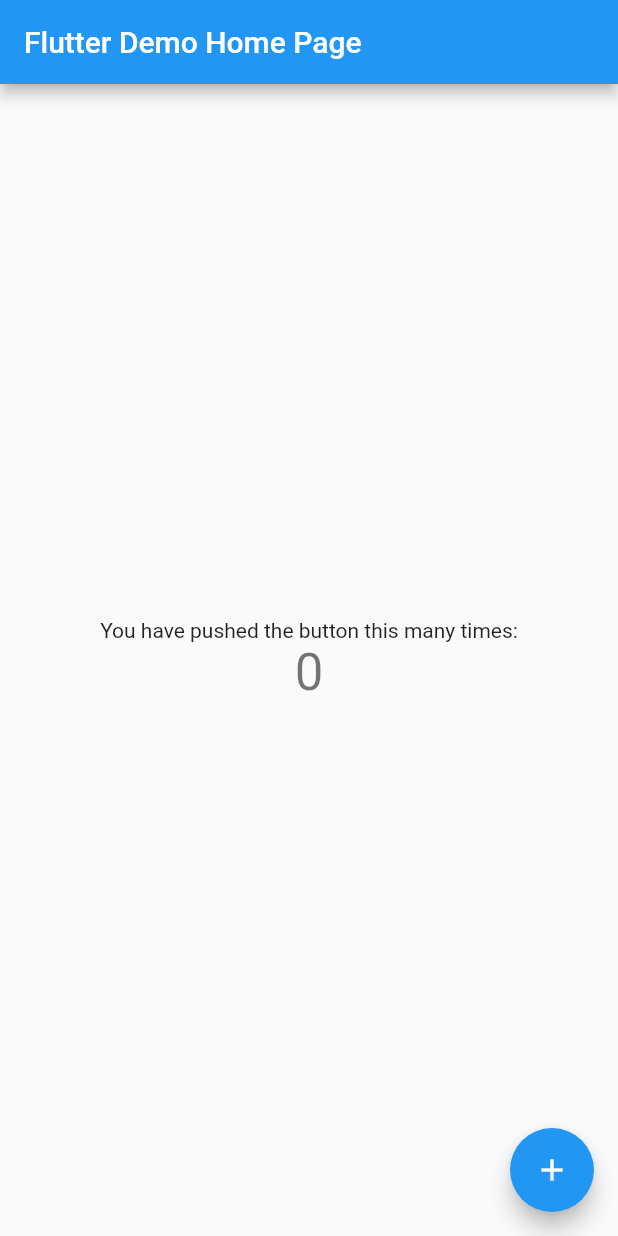
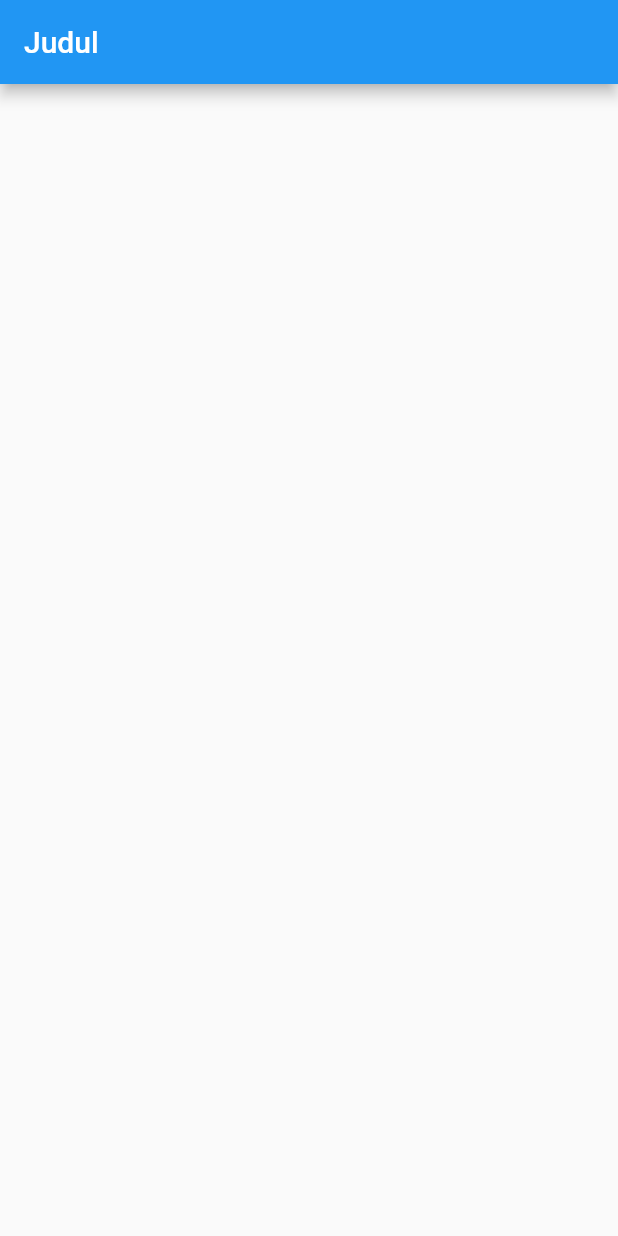
Before and after one commit to ramaditoferdian/Invent-APP-RPLGDC, a Flutter app: the screen it shows after launch, on a phone screen of 412 x 824 dp. Run offline on Flutter 3.47's test engine with Material 2 defaults, Android fonts, the phone set to English and light mode, and no system bars.

Commit message:
Update Coba

```diff
--- a/lib/main.dart
+++ b/lib/main.dart
@@ -10,104 +10,27 @@ class MyApp extends StatelessWidget {
   Widget build(BuildContext context) {
     return MaterialApp(
       title: 'Flutter Demo',
-      theme: ThemeData(
-        // This is the theme of your application.
-        //
-        // Try running your application with "flutter run". You'll see the
-        // application has a blue toolbar. Then, without quitting the app, try
-        // changing the primarySwatch below to Colors.green and then invoke
-        // "hot reload" (press "r" in the console where you ran "flutter run",
-        // or simply save your changes to "hot reload" in a Flutter IDE).
-        // Notice that the counter didn't reset back to zero; the application
-        // is not restarted.
-        primarySwatch: Colors.blue,
-      ),
-      home: MyHomePage(title: 'Flutter Demo Home Page'),
+
+      home: MyHomePage(),
     );
   }
 }
 
 class MyHomePage extends StatefulWidget {
-  MyHomePage({Key? key, required this.title}) : super(key: key);
-
-  // This widget is the home page of your application. It is stateful, meaning
-  // that it has a State object (defined below) that contains fields that affect
-  // how it looks.
-
-  // This class is the configuration for the state. It holds the values (in this
-  // case the title) provided by the parent (in this case the App widget) and
-  // used by the build method of the State. Fields in a Widget subclass are
-  // always marked "final".
-
-  final String title;
+  const MyHomePage({Key? key}) : super(key: key);
 
   @override
   _MyHomePageState createState() => _MyHomePageState();
 }
 
 class _MyHomePageState extends State<MyHomePage> {
-  int _counter = 0;
-
-  void _incrementCounter() {
-    setState(() {
-      // This call to setState tells the Flutter framework that something has
-      // changed in this State, which causes it to rerun the build method below
-      // so that the display can reflect the updated values. If we changed
-      // _counter without calling setState(), then the build method would not be
-      // called again, and so nothing would appear to happen.
-      _counter++;
-    });
-  }
-
   @override
   Widget build(BuildContext context) {
-    // This method is rerun every time setState is called, for instance as done
-    // by the _incrementCounter method above.
-    //
-    // The Flutter framework has been optimized to make rerunning build methods
-    // fast, so that you can just rebuild anything that needs updating rather
-    // than having to individually change instances of widgets.
     return Scaffold(
       appBar: AppBar(
-        // Here we take the value from the MyHomePage object that was created by
-        // the App.build method, and use it to set our appbar title.
-        title: Text(widget.title),
+        title: Text("Judul"),
       ),
-      body: Center(
-        // Center is a layout widget. It takes a single child and positions it
-        // in the middle of the parent.
-        child: Column(
-          // Column is also a layout widget. It takes a list of children and
-          // arranges them vertically. By default, it sizes itself to fit its
-          // children horizontally, and tries to be as tall as its parent.
-          //
-          // Invoke "debug painting" (press "p" in the console, choose the
-          // "Toggle Debug Paint" action from the Flutter Inspector in Android
-          // Studio, or the "Toggle Debug Paint" command in Visual Studio Code)
-          // to see the wireframe for each widget.
-          //
-          // Column has various properties to control how it sizes itself and
-          // how it positions its children. Here we use mainAxisAlignment to
-          // center the children vertically; the main axis here is the vertical
-          // axis because Columns are vertical (the cross axis would be
-          // horizontal).
-          mainAxisAlignment: MainAxisAlignment.center,
-          children: <Widget>[
-            Text(
-              'You have pushed the button this many times:',
-            ),
-            Text(
-              '$_counter',
-              style: Theme.of(context).textTheme.headline4,
-            ),
-          ],
-        ),
-      ),
-      floatingActionButton: FloatingActionButton(
-        onPressed: _incrementCounter,
-        tooltip: 'Increment',
-        child: Icon(Icons.add),
-      ), // This trailing comma makes auto-formatting nicer for build methods.
+
     );
   }
 }
```
Also changed, not shown: pubspec.lock.
